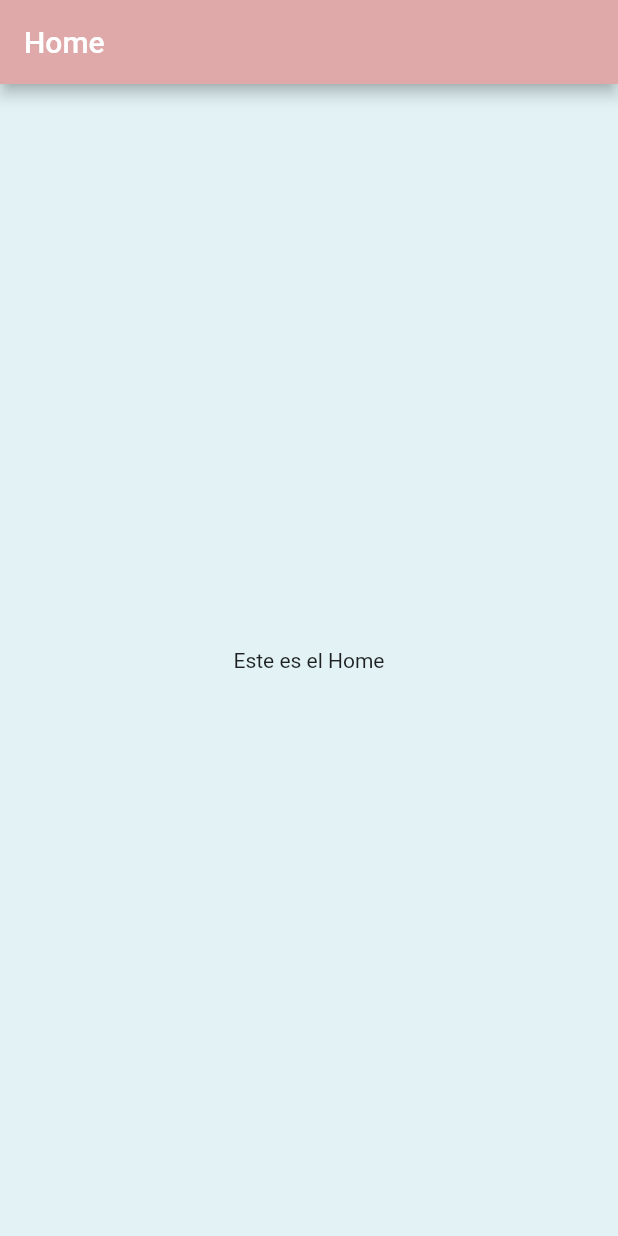
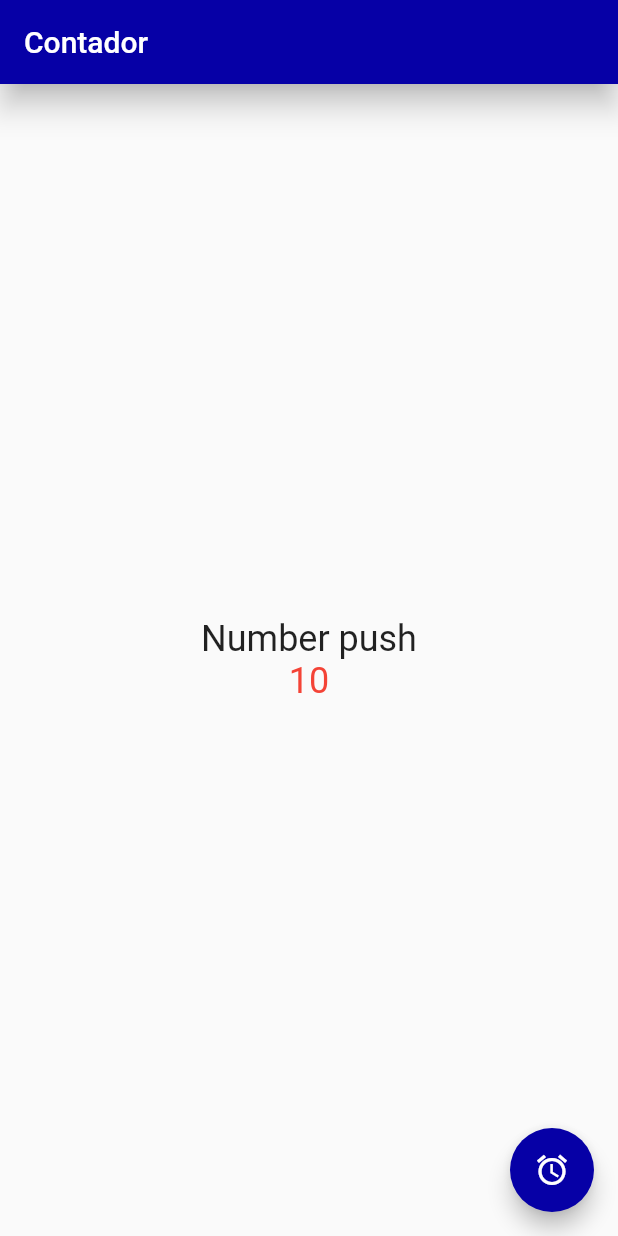
Before and after one commit to ZuleydisBarrios/project_mobile, a Flutter app: the screen it shows after launch, on a phone screen of 412 x 824 dp. Run offline on Flutter 3.47's test engine with Material 2 defaults, Android fonts, the phone set to English and light mode, and no system bars.

Commit message:
Se agrega contador y count_screen al proyecto

```diff
--- a/lib/main.dart
+++ b/lib/main.dart
@@ -1,5 +1,7 @@
 import 'package:flutter/material.dart';
 import 'package:flutter/cupertino.dart';
+import 'package:flutter_application_1/view/contador.dart';
+import 'package:flutter_application_1/view/count_screen.dart';
 import 'package:flutter_application_1/view/home_view.dart';
 import 'package:flutter_application_1/view/change_color_text.dart';
 
@@ -12,7 +14,7 @@ class MyApp extends StatelessWidget {
   Widget build(BuildContext context) {
     return MaterialApp(
       debugShowCheckedModeBanner: false,
-      home: HomeView(),
+      home: ContadorScreen(),
     );
   }
 }
--- /dev/null
+++ b/lib/view/count_screen.dart
@@ -0,0 +1,50 @@
+import 'package:flutter/material.dart';
+
+class ContadorScreen extends StatefulWidget {
+  const ContadorScreen({Key? key}) : super(key: key);
+
+  @override
+  State<ContadorScreen> createState() => _ContadorScreenState();
+}
+
+
+class _ContadorScreenState extends State<ContadorScreen> {
+
+  int count = 10;
+
+  @override
+  Widget build(BuildContext context) {
+    const sizeText = TextStyle(fontSize: 24, color: Colors.red);
+    const color = Color.fromARGB(255, 6, 0, 166);
+    return Scaffold(
+        //backgroundColo
+        appBar: AppBar(
+          elevation: 8.0,
+          backgroundColor: color,
+          title: Text('Contador'),
+        ),
+        body: Center(
+            child: Column(
+          mainAxisAlignment: MainAxisAlignment.center,
+          children: <Widget>[
+            const Text(
+              'Number push',
+              style: TextStyle(fontSize: 24),
+            ),
+            Text('$count', style: sizeText),
+          ],
+        )),
+        floatingActionButton: FloatingActionButton(
+            backgroundColor: color,
+            child: const Icon(Icons.access_alarms),
+            onPressed: () {
+              print('hi,Again');
+              incrementarContador();
+            }));
+  }
+  void incrementarContador() {
+    setState(() {
+      count++;
+    });
+  }
+}
```
Also changed, not shown: lib/view/contador.dart (added, +44 -0 lines).
